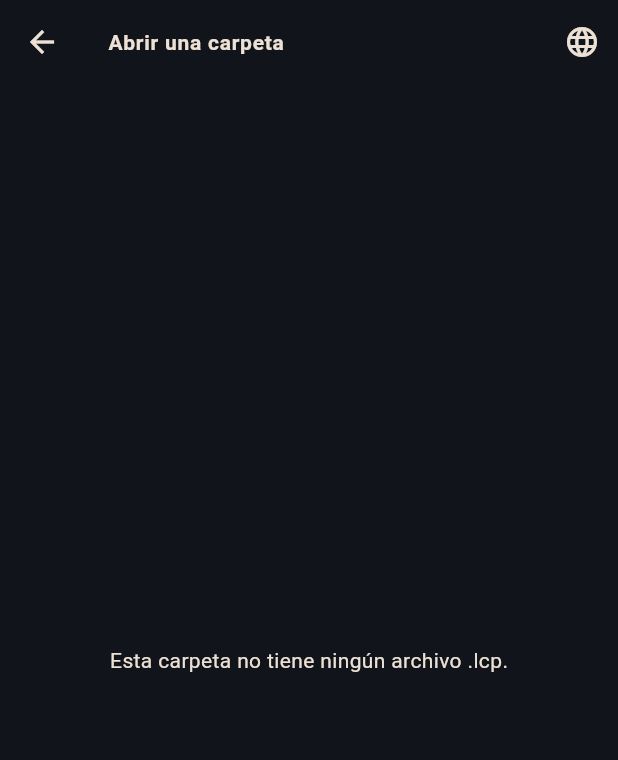
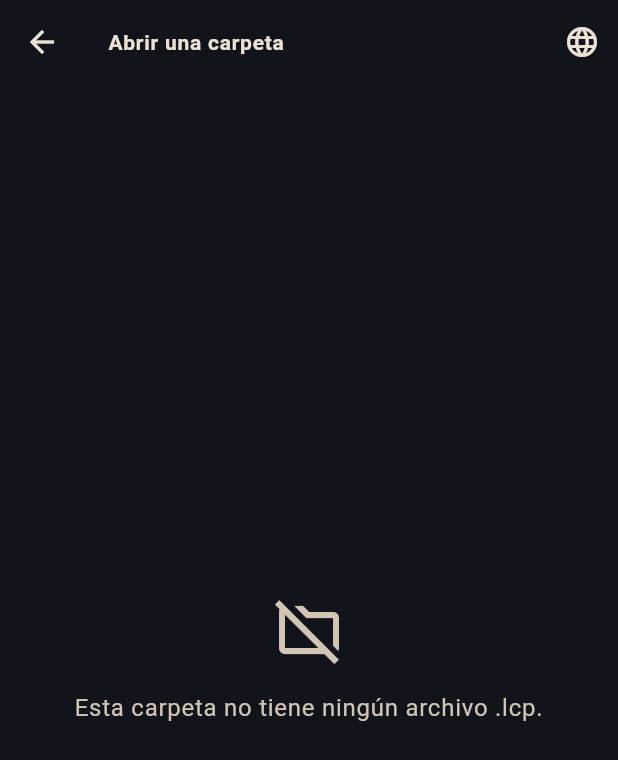
Before and after one commit to 1dardo1/lcp-builder, a Flutter app: the LcpFolderScreen screen opened directly with empty values, on a phone screen of 412 x 824 dp. Shown: the top 760 px of the screen. Run offline on Flutter 3.47's test engine with Material 3 defaults, Android fonts, the phone set to English and light mode, and no system bars; missing offline and left inert: file_selector.

Commit message:
Interfaz (4/n): flujo Mostrar (carpeta → tipos → cards)
- MessagePlaceholder (widget nuevo): estado centrado icono + mensaje para
  pantallas vacías o con error, en tono neutro o de error del tema.
- entity_display_card: el aviso de campo obligatorio que falta pasa del
  Colors.orange fijo (chirriaba en oscuro) al color de error del tema.
- lcp_folder_screen: filas como NavOptionCard; carpeta vacía y error con
  MessagePlaceholder; cuerpo en PageBody.
- lcp_entity_types_screen: cabecera del manifest, tipos como filas
  divididas dentro de una tarjeta con una pastilla de recuento a la
  derecha; error con MessagePlaceholder; PageBody.
- lcp_entity_cards_screen: cuerpo en PageBody (centrado en escritorio).

Etiquetas, títulos y recuentos intactos; los tests de Mostrar y de la
tarjeta de entidad siguen en verde. Suite completa (377) y analyze
limpios.

Co-Authored-By: Claude Opus 4.8 <noreply@anthropic.com>
Claude-Session: https://claude.ai/code/session_01C55uhTfpbLZicjHgXoWhZC

```diff
--- a/app/lib/presentation/screens/mostrar/lcp_folder_screen.dart
+++ b/app/lib/presentation/screens/mostrar/lcp_folder_screen.dart
@@ -5,6 +5,9 @@ import '../../../infrastructure/file_system/platform_lcp_directory_lister.dart';
 import '../../../l10n/gen/app_localizations.dart';
 import '../../i18n/locale_controller.dart';
 import '../../widgets/language_switcher.dart';
+import '../../widgets/message_placeholder.dart';
+import '../../widgets/nav_option_card.dart';
+import '../../widgets/page_body.dart';
 import 'lcp_entity_types_screen.dart';
 
 /// Lista los `.lcp` de la carpeta elegida en `MostrarMenuScreen` — un
@@ -62,31 +65,38 @@ class _LcpFolderScreenState extends State<LcpFolderScreen> {
             return const Center(child: CircularProgressIndicator());
           }
           if (snapshot.hasError) {
-            return Center(
-              child: Text(t.errorPrefix(snapshot.error.toString())),
+            return MessagePlaceholder(
+              icon: Icons.error_outline,
+              tone: MessageTone.error,
+              message: t.errorPrefix(snapshot.error.toString()),
             );
           }
           final files = snapshot.data!;
           if (files.isEmpty) {
-            return Center(child: Text(t.carpetaSinLcp));
+            return MessagePlaceholder(
+              icon: Icons.folder_off_outlined,
+              message: t.carpetaSinLcp,
+            );
           }
-          return ListView(
-            children: [
-              for (final path in files)
-                ListTile(
-                  leading: const Icon(Icons.description_outlined),
-                  title: Text(_displayName(path)),
+          return PageBody(
+            child: ListView.separated(
+              padding: const EdgeInsets.fromLTRB(20, 16, 20, 24),
+              itemCount: files.length,
+              separatorBuilder: (_, _) => const SizedBox(height: 12),
+              itemBuilder: (context, i) => NavOptionCard(
+                icon: Icons.description_outlined,
+                title: _displayName(files[i]),
                 onTap: () => Navigator.of(context).push(
                   MaterialPageRoute(
                     builder: (_) => LcpEntityTypesScreen(
-                        lcpPath: path,
+                      lcpPath: files[i],
                       localeController: widget.localeController,
                       loadContent: widget.loadContent,
                     ),
                   ),
                 ),
               ),
-            ],
+            ),
           );
         },
       ),
--- /dev/null
+++ b/app/lib/presentation/widgets/message_placeholder.dart
@@ -0,0 +1,48 @@
+import 'package:flutter/material.dart';
+
+/// Estado centrado con icono + mensaje, para pantallas vacías o con error
+/// (una carpeta sin `.lcp`, un fallo de lectura...). En vez de un texto
+/// suelto en medio de la pantalla. `tone` decide el color del icono:
+/// neutro por defecto, o el de error del tema.
+enum MessageTone { neutral, error }
+
+class MessagePlaceholder extends StatelessWidget {
+  final IconData icon;
+  final String message;
+  final MessageTone tone;
+
+  const MessagePlaceholder({
+    super.key,
+    required this.icon,
+    required this.message,
+    this.tone = MessageTone.neutral,
+  });
+
+  @override
+  Widget build(BuildContext context) {
+    final theme = Theme.of(context);
+    final scheme = theme.colorScheme;
+    final color = tone == MessageTone.error
+        ? scheme.error
+        : scheme.onSurfaceVariant;
+    return Center(
+      child: Padding(
+        padding: const EdgeInsets.all(32),
+        child: Column(
+          mainAxisSize: MainAxisSize.min,
+          children: [
+            Icon(icon, size: 48, color: color),
+            const SizedBox(height: 16),
+            Text(
+              message,
+              textAlign: TextAlign.center,
+              style: theme.textTheme.bodyLarge?.copyWith(
+                color: scheme.onSurfaceVariant,
+              ),
+            ),
+          ],
+        ),
+      ),
+    );
+  }
+}
```
Also changed, not shown: app/lib/presentation/screens/mostrar/lcp_entity_cards_screen.dart (+9 -5 lines), app/lib/presentation/screens/mostrar/lcp_entity_types_screen.dart (+53 -17 lines), app/lib/presentation/widgets/entity_display_card.dart (+6 -2 lines). Lines whose indentation alone changed are shown as unchanged.
